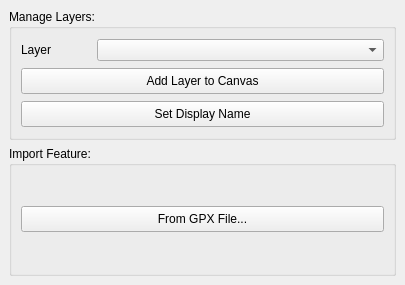
First picture: the form in ui/ui_spatial_unit_manager.ui, repository gltn/stdm, before the edit.
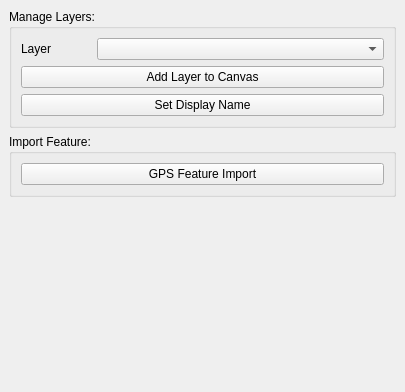
Second picture: the form after the edit.

The edit to the form file:
```diff
--- a/ui/ui_spatial_unit_manager.ui
+++ b/ui/ui_spatial_unit_manager.ui
@@ -7,21 +7,50 @@
     <x>0</x>
     <y>0</y>
     <width>405</width>
-    <height>285</height>
+    <height>392</height>
    </rect>
   </property>
-  <property name="sizePolicy">
-   <sizepolicy hsizetype="Preferred" vsizetype="Expanding">
-    <horstretch>0</horstretch>
-    <verstretch>0</verstretch>
-   </sizepolicy>
-  </property>
   <property name="windowTitle">
    <string>DockWidget</string>
   </property>
   <widget class="QWidget" name="dockWidgetContents">
-   <layout class="QVBoxLayout" name="verticalLayout">
-    <item>
+   <layout class="QGridLayout" name="gridLayout_2">
+    <item row="4" column="0">
+     <spacer name="verticalSpacer">
+      <property name="orientation">
+       <enum>Qt::Vertical</enum>
+      </property>
+      <property name="sizeHint" stdset="0">
+       <size>
+        <width>20</width>
+        <height>119</height>
+       </size>
+      </property>
+     </spacer>
+    </item>
+    <item row="2" column="0">
+     <widget class="QGroupBox" name="groupBox_2">
+      <property name="minimumSize">
+       <size>
+        <width>0</width>
+        <height>0</height>
+       </size>
+      </property>
+      <property name="title">
+       <string>Import Feature:</string>
+      </property>
+      <layout class="QGridLayout" name="gridLayout_3">
+       <item row="0" column="0">
+        <widget class="QPushButton" name="import_gpx_file_button">
+         <property name="text">
+          <string>GPS Feature Import</string>
+         </property>
+        </widget>
+       </item>
+      </layout>
+     </widget>
+    </item>
+    <item row="1" column="0">
      <widget class="QGroupBox" name="groupBox">
       <property name="sizeIncrement">
        <size>
@@ -33,27 +62,8 @@
        <string>Manage Layers:</string>
       </property>
       <layout class="QGridLayout" name="gridLayout">
-       <item row="1" column="0">
-        <widget class="QLabel" name="layerLebel">
-         <property name="maximumSize">
-          <size>
-           <width>70</width>
-           <height>16777215</height>
-          </size>
-         </property>
-         <property name="text">
-          <string>Layer</string>
-         </property>
-        </widget>
-       </item>
-       <item row="1" column="1">
+       <item row="0" column="1">
         <widget class="QComboBox" name="stdm_layers_combo">
-         <property name="minimumSize">
-          <size>
-           <width>30</width>
-           <height>22</height>
-          </size>
-         </property>
          <property name="sizeIncrement">
           <size>
            <width>0</width>
@@ -71,57 +81,30 @@
          </property>
         </widget>
        </item>
-       <item row="2" column="0" colspan="2">
+       <item row="1" column="0" colspan="2">
         <widget class="QPushButton" name="add_to_canvas_button">
-         <property name="minimumSize">
-          <size>
-           <width>300</width>
-           <height>26</height>
-          </size>
-         </property>
          <property name="text">
           <string>Add Layer to Canvas</string>
          </property>
         </widget>
        </item>
-       <item row="3" column="0" colspan="2">
+       <item row="2" column="0" colspan="2">
         <widget class="QPushButton" name="set_display_name_button">
-         <property name="minimumSize">
-          <size>
-           <width>30</width>
-           <height>26</height>
-          </size>
-         </property>
          <property name="text">
           <string>Set Display Name</string>
          </property>
         </widget>
        </item>
-      </layout>
-     </widget>
-    </item>
-    <item>
-     <widget class="QGroupBox" name="groupBox_2">
-      <property name="minimumSize">
-       <size>
-        <width>0</width>
-        <height>0</height>
-       </size>
-      </property>
-      <property name="title">
-       <string>Import Feature:</string>
-      </property>
-      <layout class="QGridLayout" name="gridLayout_3">
        <item row="0" column="0">
-        <widget class="QPushButton" name="import_gpx_file_button">
-         <property name="minimumSize">
+        <widget class="QLabel" name="layerLebel">
+         <property name="maximumSize">
           <size>
-           <width>30</width>
-           <height>26</height>
+           <width>70</width>
+           <height>16777215</height>
           </size>
          </property>
          <property name="text">
-          <string>From GPX File...</string>
+          <string>Layer</string>
          </property>
         </widget>
        </item>
```
Left out of the diff: 7 changed lines with no effect on the pictures.
